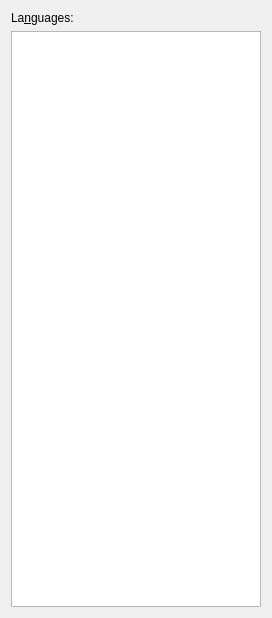
Above: plugins/video/languageselection.ui from google-code-export/kmediafactory before the change. Below: the same form after it.
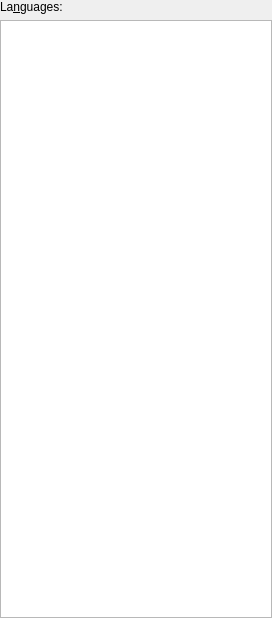
That is the form after the change.

```diff
--- a/plugins/video/languageselection.ui
+++ b/plugins/video/languageselection.ui
@@ -14,7 +14,7 @@
   </property>
   <layout class="QVBoxLayout" >
    <property name="margin" >
-    <number>11</number>
+    <number>0</number>
    </property>
    <property name="spacing" >
     <number>6</number>
```
